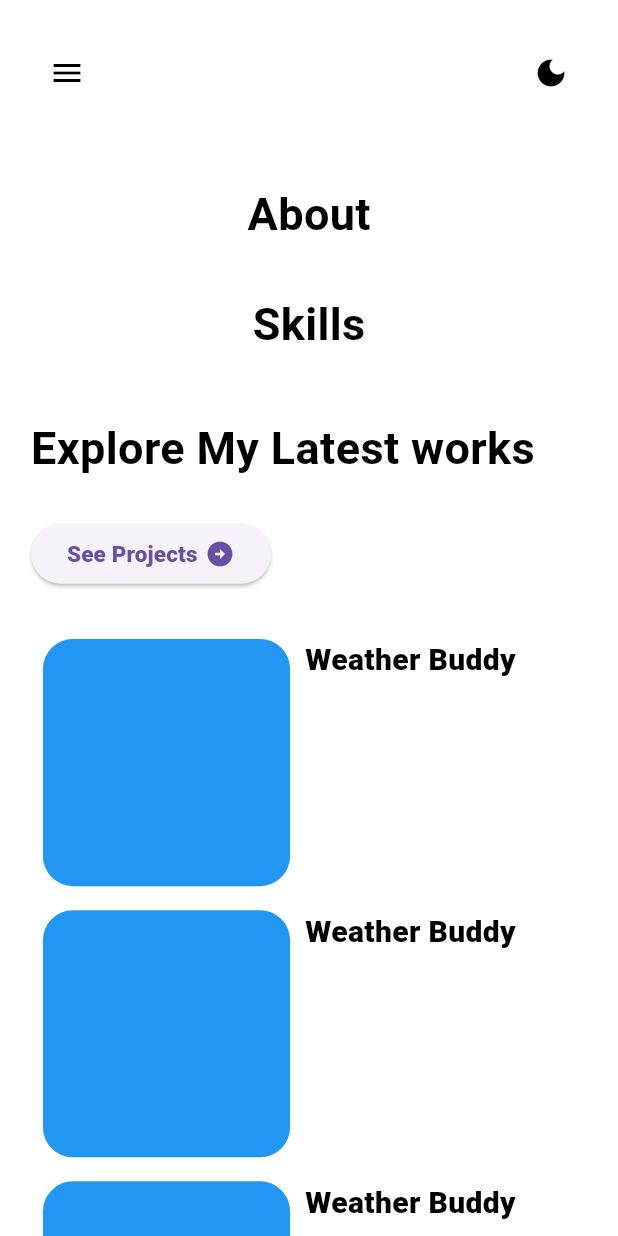
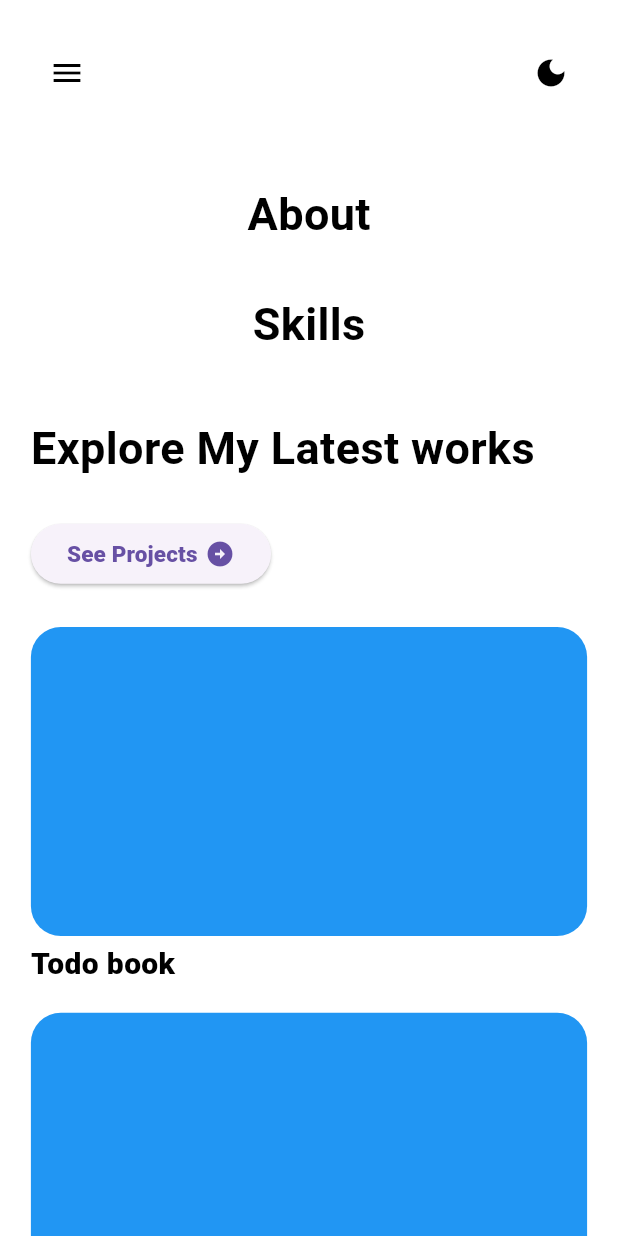
Before and after one commit to VijayBalaji6/portfolio, a Flutter app: the screen it shows after launch, scrolled down 576 dp, on a phone screen of 412 x 824 dp. Run offline on Flutter 3.47's test engine with Material 3 defaults, Android fonts, the light colour scheme and no system bars; our stand-ins replace firebase_core, firebase_storage, flutter_riverpod, flutter_screenutil, riverpod_annotation, web; missing offline and left inert: firebase_cloud_firestore, image_network; accounts and stored records are empty; statements that could not run were skipped.

Commit message:
updated view

```diff
--- a/lib/constants/app_constants.dart
+++ b/lib/constants/app_constants.dart
@@ -1,3 +1,5 @@
+import 'package:portfolio/models/projects.dart';
+
 class AppConstants {
   static const String appName = "Vijay Balaji's Portfolio";
 }
@@ -42,3 +44,13 @@ class ContactConstants {
   static String whatsappURL = "whatsapp://send?phone=+918248419066";
   static String gitHubURL = "https://github.com/VijayBalaji6";
 }
+
+final List<Project> projects = [
+  Project(projectName: 'Todo book', projectDescription: ''),
+  Project(projectName: 'Weather Buddy', projectDescription: ''),
+  Project(projectName: 'Tetrix', projectDescription: ''),
+  Project(projectName: 'SSK Admin', projectDescription: ''),
+  Project(projectName: 'SSK Buddy', projectDescription: ''),
+  Project(projectName: 'SSK', projectDescription: ''),
+  Project(projectName: 'Smart Home Automation', projectDescription: ''),
+];
--- a/lib/constants/app_gloabls.dart
+++ b/lib/constants/app_gloabls.dart
@@ -20,6 +20,7 @@ final GlobalKey contactViewKey = GlobalKey();
 final List<IconData> drawerIcons = [
   Icons.home,
   Icons.person,
+  Icons.android,
   Icons.work,
   Icons.contact_page,
 ];
--- /dev/null
+++ b/lib/models/projects.dart
@@ -0,0 +1,8 @@
+class Project {
+  String projectName;
+  String projectDescription;
+  Project({
+    required this.projectName,
+    required this.projectDescription,
+  });
+}
--- a/lib/providers/nav_notifier.dart
+++ b/lib/providers/nav_notifier.dart
@@ -1,4 +1,3 @@
-import 'package:flutter/material.dart';
 import 'package:portfolio/constants/app_constants.dart';
 import 'package:riverpod_annotation/riverpod_annotation.dart';
 
@@ -16,5 +15,3 @@ class NavNotifier extends Notifier<String> {
 
 final scrollNavProvider =
     NotifierProvider<NavNotifier, String>(() => NavNotifier());
-
-final scrollControllerProvider = Provider((ref) => ScrollController());
--- a/lib/responsive/responsive_layout.dart
+++ b/lib/responsive/responsive_layout.dart
@@ -13,7 +13,7 @@ class ResponsiveLayout extends StatelessWidget {
   @override
   Widget build(BuildContext context) {
     final screenWidth = MediaQuery.of(context).size.width;
-    if (screenWidth >= 800) {
+    if (screenWidth >= 900) {
       return desktop;
     } else {
       return mobile;
--- a/lib/views/drawer/app_bar_drawer.dart
+++ b/lib/views/drawer/app_bar_drawer.dart
@@ -21,17 +21,15 @@ class AppBarDrawer extends StatelessWidget {
             itemCount: views.length,
             itemBuilder: (context, index) {
               final String currentTitle = views[index];
+              final bool isCurrentSelected =
+                  currentSelectedPage == currentTitle;
               return ListTile(
                 leading: Icon(drawerIcons[index],
                     size: 25,
-                    color: currentSelectedPage == currentTitle
-                        ? AppColors.orange
-                        : null),
+                    color: isCurrentSelected ? AppColors.orange : null),
                 title: Text(currentTitle,
                     style: AppStyles.titleMedium.copyWith(
-                        color: currentSelectedPage == currentTitle
-                            ? AppColors.orange
-                            : null)),
+                        color: isCurrentSelected ? AppColors.orange : null)),
                 onTap: () {
                   scrollSection(sectionKey: getCurrentViewKey(currentTitle));
                   ref
--- a/lib/views/portfolio.dart
+++ b/lib/views/portfolio.dart
@@ -3,7 +3,7 @@ import 'package:flutter_screenutil/flutter_screenutil.dart';
 import 'package:portfolio/constants/app_gloabls.dart';
 import 'package:portfolio/views/app_bar/portfolio_floating_app_bar.dart';
 import 'package:portfolio/views/drawer/app_bar_drawer.dart';
-import 'package:portfolio/views/screens/about_view/about.dart';
+import 'package:portfolio/views/screens/about_view/about_view.dart';
 import 'package:portfolio/views/screens/contacts_view/contact_view.dart';
 import 'package:portfolio/views/screens/details_view/details_view.dart';
 import 'package:portfolio/views/screens/home_view/home_view.dart';
--- /dev/null
+++ b/lib/views/screens/work_view/widgets/project_works.dart
@@ -0,0 +1,52 @@
+import 'package:flutter/material.dart';
+import 'package:flutter/widgets.dart';
+import 'package:flutter_screenutil/flutter_screenutil.dart';
+import 'package:portfolio/constants/app_constants.dart';
+import 'package:portfolio/models/projects.dart';
+import 'package:portfolio/styles/app_styles.dart';
+import 'package:portfolio/themes/app_colors.dart';
+
+class ProjectWorks extends StatelessWidget {
+  const ProjectWorks({super.key});
+
+  @override
+  Widget build(BuildContext context) {
+    final bool isMobile = MediaQuery.of(context).size.width < 600;
+    return GridView.builder(
+        gridDelegate: SliverGridDelegateWithFixedCrossAxisCount(
+          crossAxisCount: isMobile ? 1 : 2,
+          crossAxisSpacing: 10,
+          mainAxisSpacing: 10,
+          childAspectRatio: isMobile ? 1.5 : 0.8,
+        ),
+        shrinkWrap: true,
+        itemCount: projects.length,
+        scrollDirection: Axis.vertical,
+        physics: const NeverScrollableScrollPhysics(),
+        itemBuilder: (BuildContext context, int index) {
+          final Project currentProject = projects[index];
+          return Column(
+            crossAxisAlignment: CrossAxisAlignment.start,
+            mainAxisAlignment: MainAxisAlignment.start,
+            mainAxisSize: MainAxisSize.min,
+            children: [
+              Container(
+                decoration: BoxDecoration(
+                  color: AppColors.blue,
+                  borderRadius: BorderRadius.circular(20),
+                ),
+                height: 0.5.sw,
+                width: 1.sw,
+              ),
+              SizedBox(
+                height: 0.01.sw,
+              ),
+              Text(
+                currentProject.projectName,
+                style: AppStyles.labelLarge,
+              )
+            ],
+          );
+        });
+  }
+}
--- a/lib/views/screens/work_view/work_desktop_view.dart
+++ /dev/null
@@ -1,65 +0,0 @@
-import 'package:flutter/material.dart';
-import 'package:flutter_screenutil/flutter_screenutil.dart';
-import 'package:portfolio/styles/app_styles.dart';
-import 'package:portfolio/themes/app_colors.dart';
-import 'package:portfolio/views/screens/work_view/widgets/work_view_widgets.dart';
-
-class WorkDesktopView extends StatelessWidget {
-  const WorkDesktopView({super.key});
-
-  @override
-  Widget build(BuildContext context) {
-    return Column(
-      mainAxisSize: MainAxisSize.min,
-      crossAxisAlignment: CrossAxisAlignment.start,
-      children: [
-        Row(
-          mainAxisAlignment: MainAxisAlignment.spaceBetween,
-          children: [
-            WorkViewWidgets.exploreMyLatestWorks(),
-            WorkViewWidgets.seeProjectsButton()
-          ],
-        ),
-        SizedBox(
-          height: 0.03.sh,
-        ),
-        builtProjectShowCaseList(projectName: "Todo-Book"),
-      ],
-    );
-  }
-}
-
-Widget builtProjectShowCaseList({required String projectName}) => Flexible(
-      child: SizedBox(
-        height: 0.35.sw,
-        child: ListView.builder(
-            shrinkWrap: true,
-            itemCount: 6,
-            scrollDirection: Axis.horizontal,
-            itemBuilder: (BuildContext context, int index) => Padding(
-                  padding: const EdgeInsets.symmetric(horizontal: 8.0),
-                  child: Column(
-                    crossAxisAlignment: CrossAxisAlignment.start,
-                    mainAxisAlignment: MainAxisAlignment.center,
-                    mainAxisSize: MainAxisSize.min,
-                    children: [
-                      Container(
-                        decoration: BoxDecoration(
-                          color: AppColors.blue,
-                          borderRadius: BorderRadius.circular(20),
-                        ),
-                        height: 0.3.sw,
-                        width: 0.2.sw,
-                      ),
-                      SizedBox(
-                        height: 0.01.sw,
-                      ),
-                      Text(
-                        projectName,
-                        style: AppStyles.labelLarge,
-                      )
-                    ],
-                  ),
-                )),
-      ),
-    );
--- a/lib/views/screens/work_view/work_mobile_view.dart
+++ /dev/null
@@ -1,64 +0,0 @@
-import 'package:flutter/material.dart';
-import 'package:flutter_screenutil/flutter_screenutil.dart';
-import 'package:portfolio/styles/app_styles.dart';
-import 'package:portfolio/themes/app_colors.dart';
-import 'package:portfolio/views/screens/work_view/widgets/work_view_widgets.dart';
-
-class WorkMobileView extends StatelessWidget {
-  const WorkMobileView({super.key});
-
-  @override
-  Widget build(BuildContext context) {
-    return Column(
-      mainAxisSize: MainAxisSize.min,
-      crossAxisAlignment: CrossAxisAlignment.start,
-      children: [
-        WorkViewWidgets.exploreMyLatestWorks(),
-        SizedBox(
-          height: 0.03.sh,
-        ),
-        WorkViewWidgets.seeProjectsButton(),
-        SizedBox(
-          height: 0.03.sh,
-        ),
-        builtProjectShowCaseList(projectName: "Weather Buddy"),
-      ],
-    );
-  }
-}
-
-Widget builtProjectShowCaseList({required String projectName}) => SizedBox(
-      child: ListView.builder(
-          shrinkWrap: true,
-          physics: const NeverScrollableScrollPhysics(),
-          itemCount: 4,
-          itemBuilder: (BuildContext context, int index) => Padding(
-                padding: const EdgeInsets.all(8.0),
-                child: Row(
-                  crossAxisAlignment: CrossAxisAlignment.start,
-                  children: [
-                    Container(
-                      decoration: BoxDecoration(
-                        color: AppColors.blue,
-                        borderRadius: BorderRadius.circular(20),
-                      ),
-                      height: 0.2.sh,
-                      width: 0.2.sh,
-                    ),
-                    Padding(
-                      padding: const EdgeInsets.symmetric(horizontal: 10.0),
-                      child: Column(
-                        mainAxisSize: MainAxisSize.max,
-                        mainAxisAlignment: MainAxisAlignment.spaceBetween,
-                        children: [
-                          Text(
-                            projectName,
-                            style: AppStyles.labelLarge,
-                          ),
-                        ],
-                      ),
-                    )
-                  ],
-                ),
-              )),
-    );
--- a/lib/views/screens/work_view/work_view.dart
+++ b/lib/views/screens/work_view/work_view.dart
@@ -1,16 +1,36 @@
 import 'package:flutter/material.dart';
-import 'package:portfolio/styles/responsive_view.dart';
-import 'package:portfolio/views/screens/work_view/work_desktop_view.dart';
-import 'package:portfolio/views/screens/work_view/work_mobile_view.dart';
+import 'package:flutter_screenutil/flutter_screenutil.dart';
+import 'package:portfolio/views/screens/work_view/widgets/project_works.dart';
+import 'package:portfolio/views/screens/work_view/widgets/work_view_widgets.dart';
 
 class WorkView extends StatelessWidget {
   const WorkView({super.key});
 
   @override
   Widget build(BuildContext context) {
-    return const ResponsiveView(
-      desktop: WorkDesktopView(),
-      mobile: WorkMobileView(),
+    final bool isMobile = MediaQuery.of(context).size.width < 600;
+    return Column(
+      mainAxisSize: MainAxisSize.min,
+      crossAxisAlignment: CrossAxisAlignment.start,
+      children: [
+        Row(
+          mainAxisAlignment: MainAxisAlignment.spaceBetween,
+          children: [
+            WorkViewWidgets.exploreMyLatestWorks(),
+            if (!isMobile) WorkViewWidgets.seeProjectsButton()
+          ],
+        ),
+        if (isMobile) ...[
+          SizedBox(
+            height: 0.03.sh,
+          ),
+          WorkViewWidgets.seeProjectsButton(),
+        ],
+        SizedBox(
+          height: 0.03.sh,
+        ),
+        const ProjectWorks(),
+      ],
     );
   }
 }
```
Also changed, not shown: lib/views/screens/about_view/about_view.dart (renamed from lib/views/screens/about_view/about.dart).
